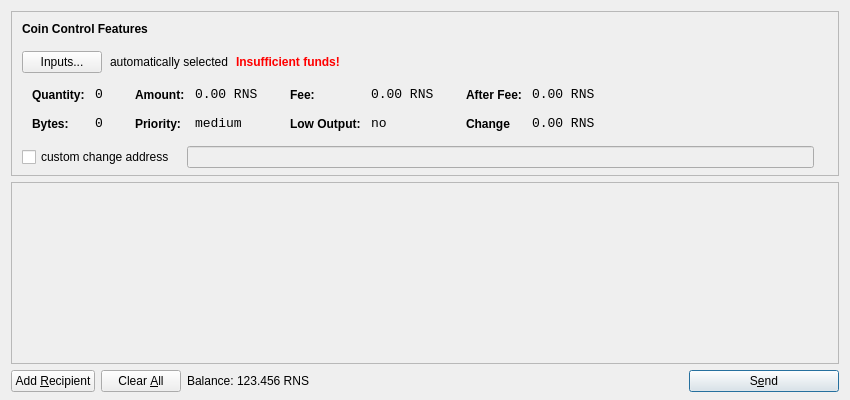
This is src/qt/forms/sendcoinsdialog.ui in RenosCoin/RenosCoin as Qt 5 draws it before an edit. The edited form follows.
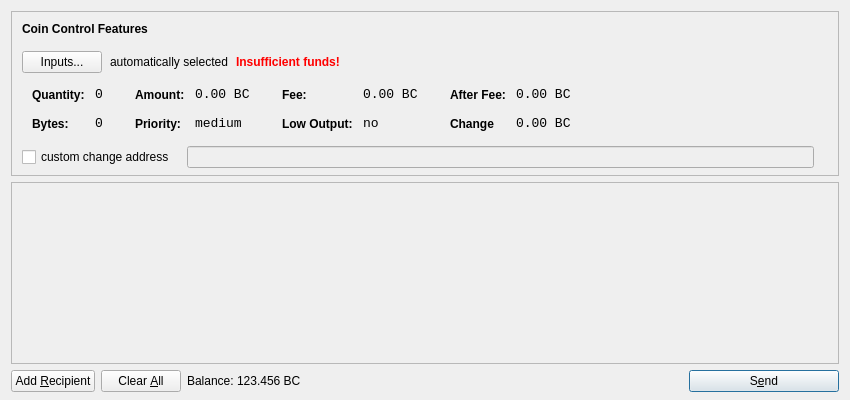
This is the edited form. Icons and pictures are not drawn.

Diff of the .ui file:
```diff
--- a/src/qt/forms/sendcoinsdialog.ui
+++ b/src/qt/forms/sendcoinsdialog.ui
@@ -321,7 +321,7 @@
                   <enum>Qt::ActionsContextMenu</enum>
                  </property>
                  <property name="text">
-                  <string>0.00 RNS</string>
+                  <string>0.00 BC</string>
                  </property>
                  <property name="textInteractionFlags">
                   <set>Qt::LinksAccessibleByMouse|Qt::TextSelectableByKeyboard|Qt::TextSelectableByMouse</set>
@@ -407,7 +407,7 @@
                   <enum>Qt::ActionsContextMenu</enum>
                  </property>
                  <property name="text">
-                  <string>0.00 RNS</string>
+                  <string>0.00 BC</string>
                  </property>
                  <property name="textInteractionFlags">
                   <set>Qt::LinksAccessibleByMouse|Qt::TextSelectableByKeyboard|Qt::TextSelectableByMouse</set>
@@ -493,7 +493,7 @@
                   <enum>Qt::ActionsContextMenu</enum>
                  </property>
                  <property name="text">
-                  <string>0.00 RNS</string>
+                  <string>0.00 BC</string>
                  </property>
                  <property name="textInteractionFlags">
                   <set>Qt::LinksAccessibleByMouse|Qt::TextSelectableByKeyboard|Qt::TextSelectableByMouse</set>
@@ -525,7 +525,7 @@
                   <enum>Qt::ActionsContextMenu</enum>
                  </property>
                  <property name="text">
-                  <string>0.00 RNS</string>
+                  <string>0.00 BC</string>
                  </property>
                  <property name="textInteractionFlags">
                   <set>Qt::LinksAccessibleByMouse|Qt::TextSelectableByKeyboard|Qt::TextSelectableByMouse</set>
@@ -732,7 +732,7 @@
           <cursorShape>IBeamCursor</cursorShape>
          </property>
          <property name="text">
-          <string>123.456 RNS</string>
+          <string>123.456 BC</string>
          </property>
          <property name="textInteractionFlags">
           <set>Qt::LinksAccessibleByMouse|Qt::TextSelectableByKeyboard|Qt::TextSelectableByMouse</set>
```
Left out of the diff: 8 changed lines with no effect on the pictures.
